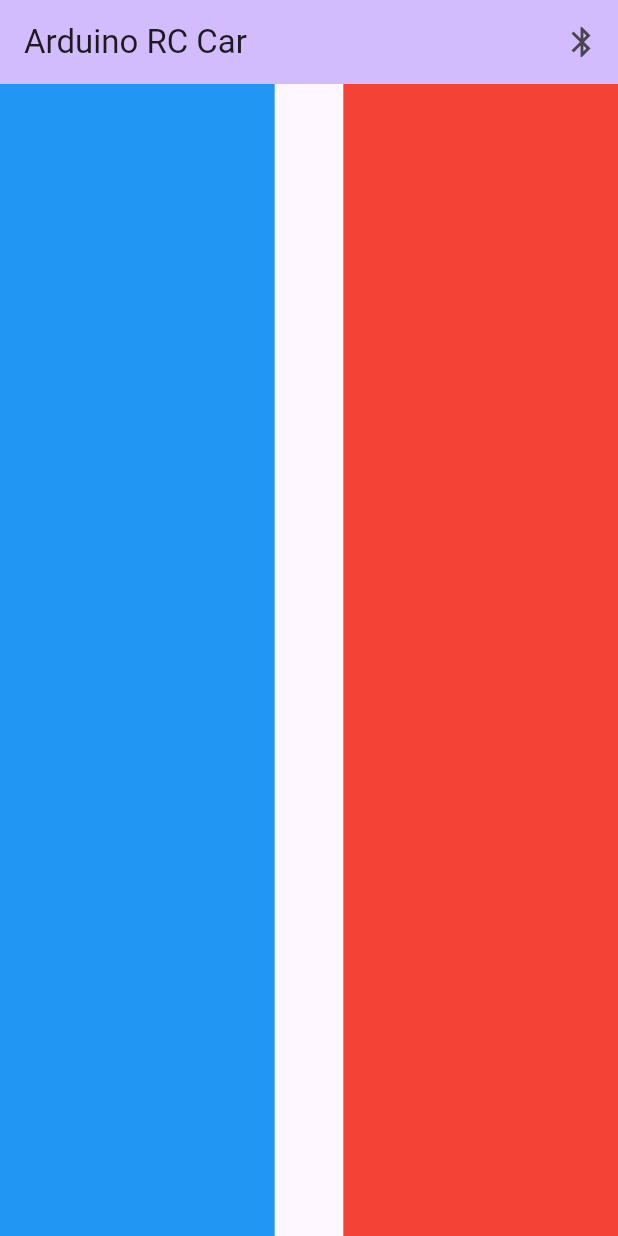
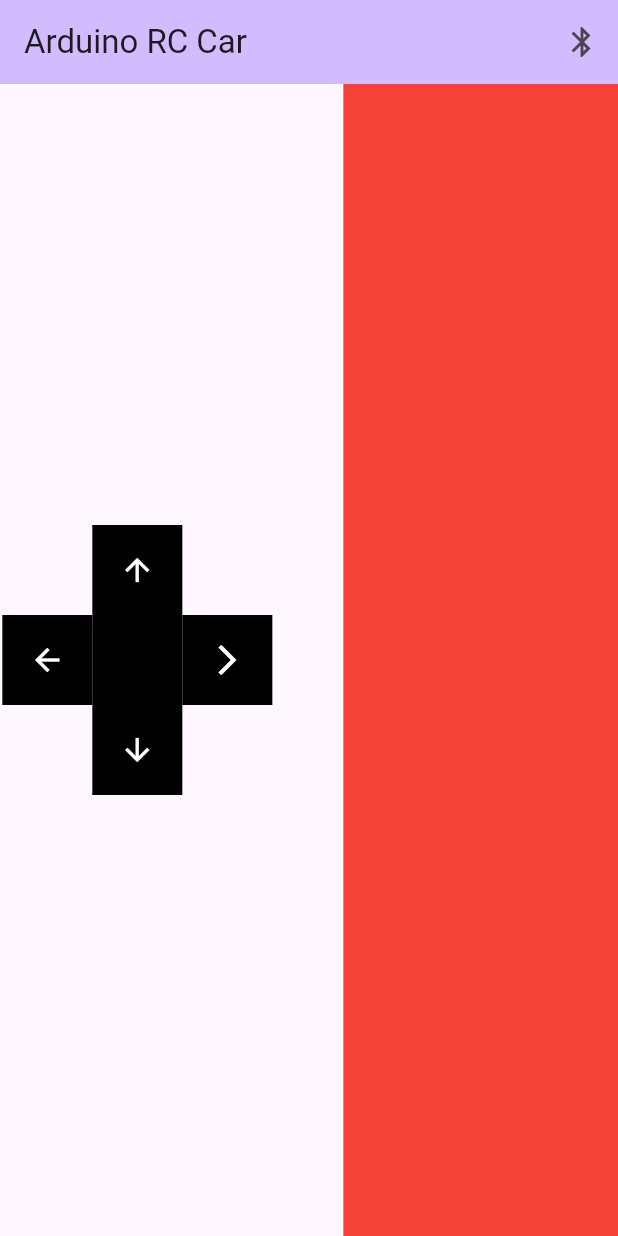
Before and after one commit to luggy-wuggy/ble_rc_car, a Flutter app: the screen it shows after launch, on a phone screen of 412 x 824 dp. Run offline on Flutter 3.47's test engine with Material 3 defaults, Android fonts, the light colour scheme and no system bars; our stand-ins replace flutter_blue_plus.

Commit message:
feature progress: gamepad UI

```diff
--- a/lib/main.dart
+++ b/lib/main.dart
@@ -1,4 +1,7 @@
+import 'dart:async';
+
 import 'package:flutter/material.dart';
+import 'package:flutter_blue_plus/flutter_blue_plus.dart';
 
 void main() {
   runApp(const MyApp());
@@ -30,12 +33,24 @@
 }
 
 class _MyHomePageState extends State<MyHomePage> {
-  int _counter = 0;
+  BluetoothAdapterState _adapterState = BluetoothAdapterState.unknown;
+  late StreamSubscription<BluetoothAdapterState> _adapterStateStateSubscription;
 
-  void _incrementCounter() {
-    setState(() {
-      _counter++;
+  @override
+  void initState() {
+    super.initState();
+    _adapterStateStateSubscription = FlutterBluePlus.adapterState.listen((state) {
+      _adapterState = state;
+      if (mounted) {
+        setState(() {});
+      }
     });
+  }
+
+  @override
+  void dispose() {
+    _adapterStateStateSubscription.cancel();
+    super.dispose();
   }
 
   @override
@@ -56,17 +71,11 @@
       body: Center(
         child: Row(
           children: [
-            /// TODO: implement the manuever controls UI
-            Flexible(
+            const Flexible(
               flex: 4,
-              child: Container(
-                color: Colors.blue,
-              ),
+              child: ControlPad(),
             ),
-
             const Spacer(),
-
-            /// TODO: implement the speed control UI
             Flexible(
               flex: 4,
               child: Container(
@@ -79,3 +88,86 @@
     );
   }
 }
+
+class ControlPad extends StatelessWidget {
+  const ControlPad({super.key});
+
+  @override
+  Widget build(BuildContext context) {
+    return Column(
+      mainAxisAlignment: MainAxisAlignment.center,
+      children: [
+        ControlPadBtn(
+          icon: Icons.arrow_upward_outlined,
+          onTap: () {
+            print("FORWARD");
+          },
+        ),
+        Row(
+          mainAxisAlignment: MainAxisAlignment.center,
+          children: [
+            ControlPadBtn(
+              icon: Icons.arrow_back_outlined,
+              onTap: () {
+                print("LEFT");
+              },
+            ),
+            Container(
+              height: 60,
+              width: 60,
+              color: Colors.black,
+            ),
+            ControlPadBtn(
+              icon: Icons.arrow_forward_ios_outlined,
+              onTap: () {
+                print("RIGHT");
+              },
+            ),
+          ],
+        ),
+        ControlPadBtn(
+          icon: Icons.arrow_downward_outlined,
+          onTap: () {
+            print("REVERSE");
+          },
+        ),
+      ],
+    );
+  }
+}
+
+class ControlPadBtn extends StatelessWidget {
+  const ControlPadBtn({super.key, this.icon, this.onTap});
+
+  final IconData? icon;
+  final Function()? onTap;
+
+  @override
+  Widget build(BuildContext context) {
+    return GestureDetector(
+      onTap: onTap,
+      child: Container(
+        height: 60,
+        width: 60,
+        decoration: const BoxDecoration(color: Colors.black),
+        child: Icon(
+          icon,
+          size: 24,
+          color: Colors.white,
+        ),
+      ),
+    );
+  }
+}
+
+
+/*
+Class called RemoteControllerService
+ - functions such as forward, backward, left, right (send data to arduino via bluetooth)
+ - should not know about the bluetooth implementation
+ - we should inject an abstracted class that is a bluetooth implementation
+
+Abstracted class called BluetoothService
+ -
+
+*/
--- a/pubspec.yaml
+++ b/pubspec.yaml
@@ -35,6 +35,7 @@ dependencies:
   # The following adds the Cupertino Icons font to your application.
   # Use with the CupertinoIcons class for iOS style icons.
   cupertino_icons: ^1.0.2
+  flutter_blue_plus: ^1.31.13
 
 dev_dependencies:
   flutter_test:
```
Also changed, not shown: pubspec.lock, 7 other files.
